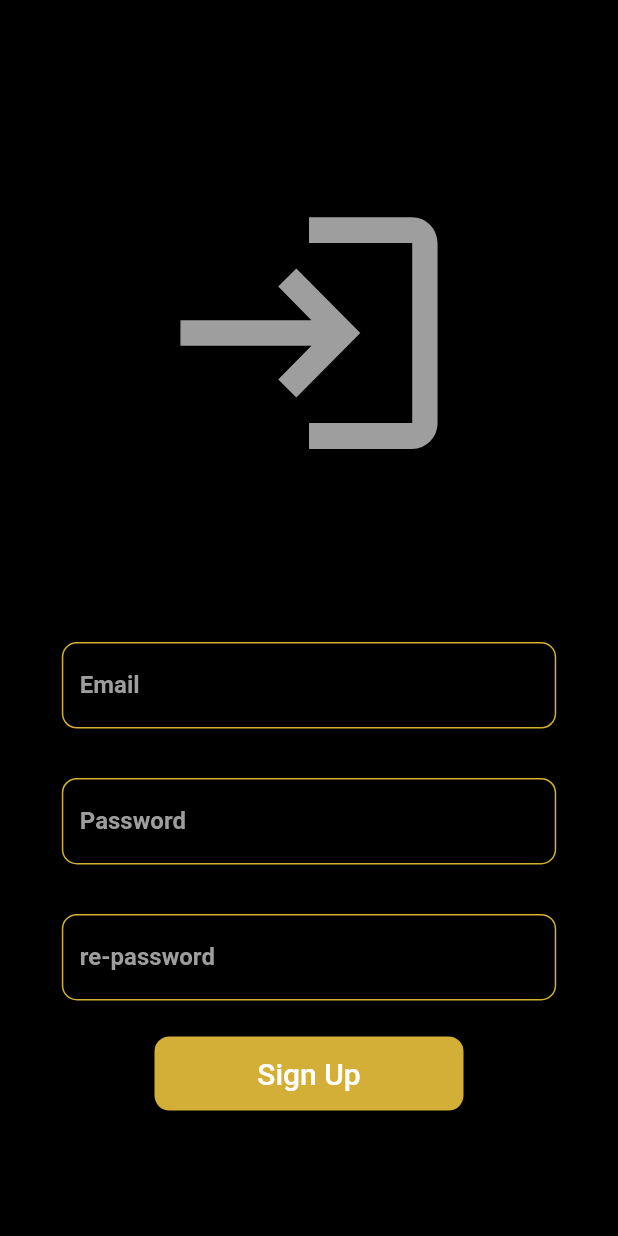
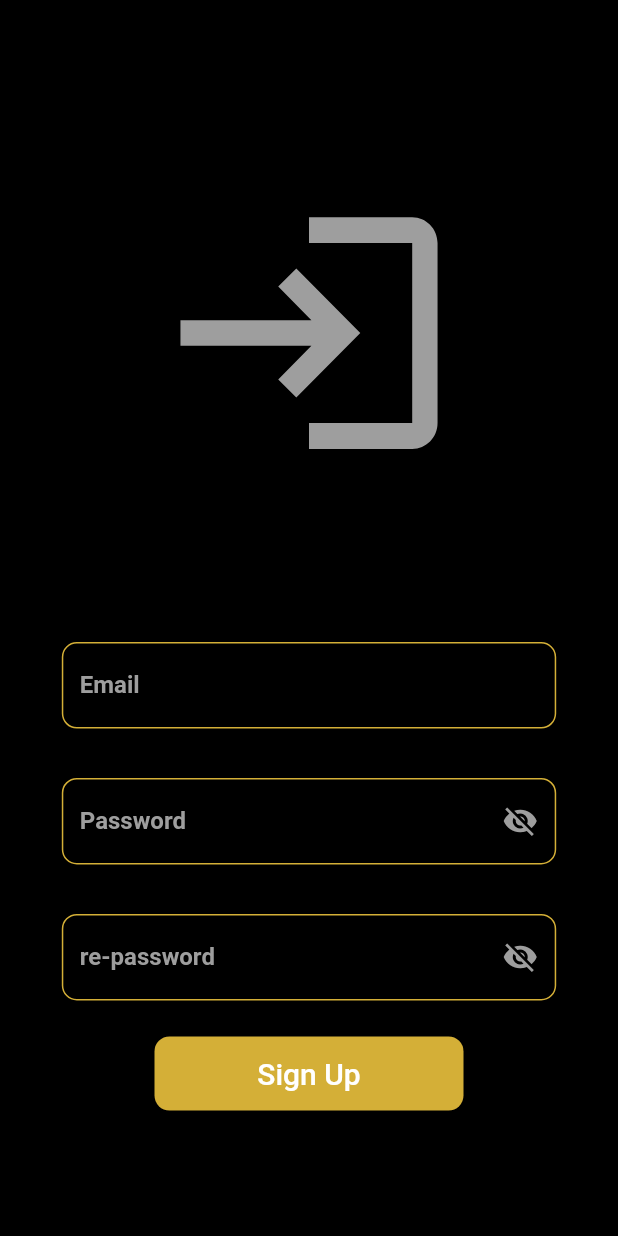
Before and after one commit to MahmoudMushtaha98/E-menu, a Flutter app: the SignUpScreen screen opened directly, on a phone screen of 412 x 824 dp. Run offline on Flutter 3.47's test engine with Material 2 defaults, Android fonts, the phone set to English and light mode, and no system bars; drawn by our look-alikes of modal_progress_hud_nsn; our stand-ins replace cloud_firestore, firebase_auth, firebase_core; accounts and stored records are empty.

```diff
--- a/lib/screen/signup.dart
+++ b/lib/screen/signup.dart
@@ -19,11 +19,13 @@ class _SignUpScreenState extends State<SignUpScreen> {
   final _formKey3=GlobalKey<FormState>();
   final TextEditingController _email = TextEditingController();
   final TextEditingController _password = TextEditingController();
-  final TextEditingController _repassword = TextEditingController();
+  final TextEditingController _rePassword = TextEditingController();
 
   final _auth = FirebaseAuth.instance;
 
   bool _saving = false;
+  bool obscureText=true;
+  bool obscureText2=true;
 
   Future<void> _submitForm()async{
     if(_formKey.currentState!.validate()&&_formKey2.currentState!.validate() && _formKey3.currentState!.validate()){
@@ -109,32 +111,37 @@ class _SignUpScreenState extends State<SignUpScreen> {
                     height: sizeHeight * 0.07,
                     child: TextFormField(
                       controller: _password,
-                      obscureText: true,
+                      obscureText: obscureText,
                       style: const TextStyle(color: Colors.white),
-                      decoration: const InputDecoration(
-                        label: Text(
-                          'Password',
-                          style: TextStyle(
-                              color: Colors.grey, fontWeight: FontWeight.bold),
+                      decoration: InputDecoration(
+                        labelText: 'Password',
+                        labelStyle: const TextStyle(color: Colors.grey, fontWeight: FontWeight.bold),
+                        enabledBorder: const OutlineInputBorder(
+                          borderSide: BorderSide(color: Color.fromRGBO(212, 175, 55, 1)),
+                          borderRadius: BorderRadius.all(Radius.circular(10)),
                         ),
-                        enabledBorder: OutlineInputBorder(
-                            borderSide: BorderSide(
-                              color: Color.fromRGBO(212, 175, 55, 1),
-                            ),
-                            borderRadius: BorderRadius.all(Radius.circular(10))),
+                        suffixIcon: IconButton(
+                          onPressed: () {
+                            setState(() {
+                              obscureText = !obscureText;
+                            });
+                          },
+                          icon: Icon(obscureText ? Icons.visibility_off : Icons.visibility,color: Colors.grey),
+                        ),
                       ),
                       validator: (value) {
-                        if(value!.isEmpty){
-                          return 'Please enter yor password';
-                        }else if(passwordValidator(value)==false){
-                          return 'Password weak';
-                        }else{
+                        if (value!.isEmpty) {
+                          return 'Please enter your password';
+                        } else if (passwordValidator(value) == false) {
+                          return 'Weak password';
+                        } else {
                           return null;
                         }
                       },
                     ),
                   ),
                 ),
+
                 SizedBox(
                   height: sizeHeight * 0.04,
                 ),
@@ -144,30 +151,32 @@ class _SignUpScreenState extends State<SignUpScreen> {
                     width: sizeWidth * 0.8,
                     height: sizeHeight * 0.07,
                     child: TextFormField(
-                      controller: _repassword,
-                      obscureText: true,
+                      controller: _rePassword,
+                      obscureText: obscureText2,
                       style: const TextStyle(color: Colors.white),
-                      decoration: const InputDecoration(
-                        label: Text(
-                          're-password',
-                          style: TextStyle(
-                              color: Colors.grey, fontWeight: FontWeight.bold),
+                      decoration: InputDecoration(
+                        labelText: 're-password',
+                        labelStyle: const TextStyle(color: Colors.grey, fontWeight: FontWeight.bold),
+                        enabledBorder: const OutlineInputBorder(
+                          borderSide: BorderSide(color: Color.fromRGBO(212, 175, 55, 1)),
+                          borderRadius: BorderRadius.all(Radius.circular(10)),
                         ),
-                        enabledBorder: OutlineInputBorder(
-                            borderSide: BorderSide(
-                              color: Color.fromRGBO(212, 175, 55, 1),
-                            ),
-                            borderRadius: BorderRadius.all(Radius.circular(10))),
+                        suffixIcon: IconButton(
+                          onPressed: () {
+                            setState(() {
+                              obscureText2 = !obscureText2;
+                            });
+                          },
+                          icon: Icon(obscureText2 ? Icons.visibility_off : Icons.visibility,color: Colors.grey),
+                        ),
                       ),
                       validator: (value) {
-                        if(value!.isEmpty){
-                          return 'Please enter yor password';
-                        }else if(passwordValidator(value)==false){
-                          return 'Password weak';
-                        }else if(!value.contains(_repassword.text)){
-                          return 'password not correct';
-                        }else{
-                          return null;
+                        if (value!.isEmpty) {
+                          return 'Please enter your password';
+                        } else if (passwordValidator(value) == false) {
+                          return 'Weak password';
+                        } else if(!value.contains(_password.text)){
+                          return 'Password does not match';
                         }
                       },
                     ),
```
Also changed, not shown: pubspec.lock, 1 other file.
